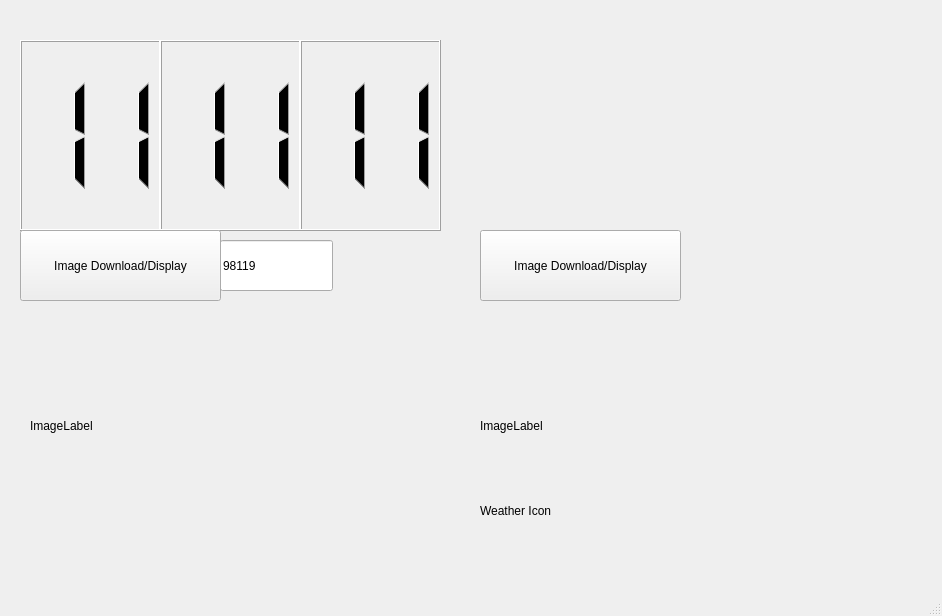
First picture: the form in DashboardApp/multifunctionaldashboard.ui, repository chrismoroney/Seattle-Pacific-University-CSC-3220, before the edit.
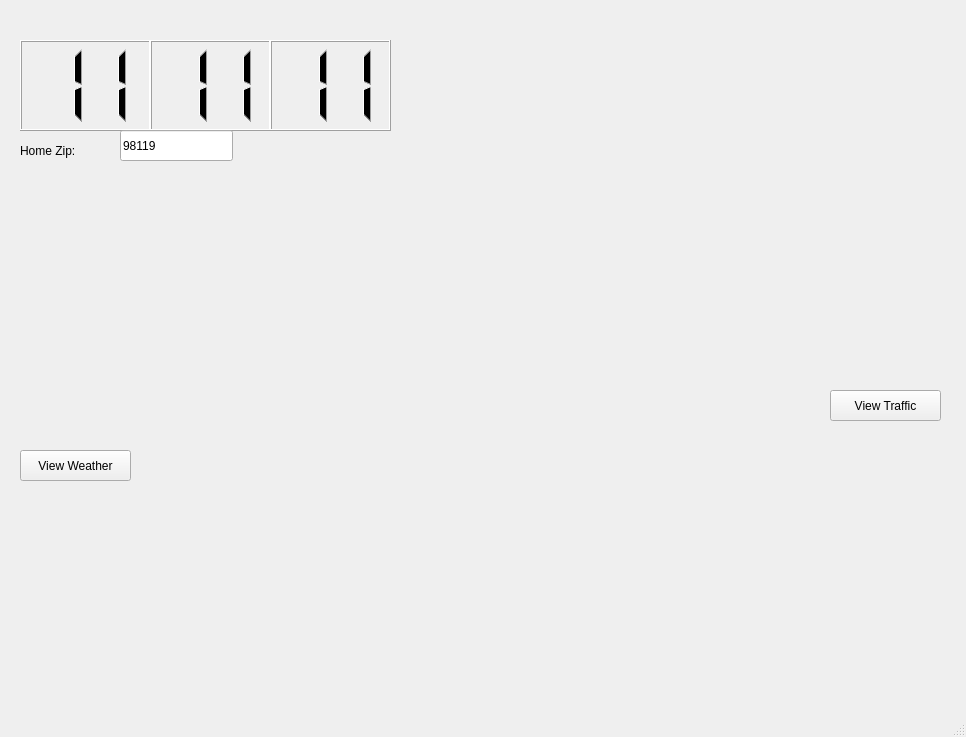
Second picture: the form after the edit.

Commit message: Added Images, made photo slides

What changed in the file:
```diff
--- a/DashboardApp/multifunctionaldashboard.ui
+++ b/DashboardApp/multifunctionaldashboard.ui
@@ -6,8 +6,8 @@
    <rect>
     <x>0</x>
     <y>0</y>
-    <width>942</width>
-    <height>616</height>
+    <width>966</width>
+    <height>737</height>
    </rect>
   </property>
   <property name="windowTitle">
@@ -19,8 +19,8 @@
      <rect>
       <x>20</x>
       <y>40</y>
-      <width>141</width>
-      <height>191</height>
+      <width>131</width>
+      <height>91</height>
      </rect>
     </property>
     <property name="digitCount">
@@ -33,10 +33,10 @@
    <widget class="QLCDNumber" name="minuteLCD">
     <property name="geometry">
      <rect>
-      <x>160</x>
+      <x>150</x>
       <y>40</y>
-      <width>141</width>
-      <height>191</height>
+      <width>121</width>
+      <height>91</height>
      </rect>
     </property>
     <property name="digitCount">
@@ -49,10 +49,10 @@
    <widget class="QLCDNumber" name="secondLCD">
     <property name="geometry">
      <rect>
-      <x>300</x>
+      <x>270</x>
       <y>40</y>
-      <width>141</width>
-      <height>191</height>
+      <width>121</width>
+      <height>91</height>
      </rect>
     </property>
     <property name="digitCount">
@@ -65,36 +65,36 @@
    <widget class="QPushButton" name="imageDownloadDisplay">
     <property name="geometry">
      <rect>
-      <x>20</x>
-      <y>230</y>
-      <width>201</width>
-      <height>71</height>
+      <x>830</x>
+      <y>390</y>
+      <width>111</width>
+      <height>31</height>
      </rect>
     </property>
     <property name="text">
-     <string>Image Download/Display</string>
+     <string>View Traffic</string>
     </property>
    </widget>
    <widget class="QLabel" name="imageLabel">
     <property name="geometry">
      <rect>
-      <x>30</x>
-      <y>310</y>
-      <width>421</width>
-      <height>231</height>
+      <x>660</x>
+      <y>10</y>
+      <width>281</width>
+      <height>361</height>
      </rect>
     </property>
     <property name="text">
-     <string>ImageLabel</string>
+     <string/>
     </property>
    </widget>
    <widget class="QLineEdit" name="zipEdit">
     <property name="geometry">
      <rect>
-      <x>220</x>
-      <y>240</y>
+      <x>120</x>
+      <y>130</y>
       <width>113</width>
-      <height>51</height>
+      <height>31</height>
      </rect>
     </property>
     <property name="text">
@@ -104,42 +104,138 @@
    <widget class="QPushButton" name="weatherDownloadButton">
     <property name="geometry">
      <rect>
-      <x>480</x>
-      <y>230</y>
-      <width>201</width>
-      <height>71</height>
+      <x>20</x>
+      <y>450</y>
+      <width>111</width>
+      <height>31</height>
      </rect>
     </property>
     <property name="text">
-     <string>Image Download/Display</string>
+     <string>View Weather</string>
     </property>
    </widget>
    <widget class="QLabel" name="weatherLabel">
     <property name="geometry">
      <rect>
-      <x>480</x>
-      <y>310</y>
-      <width>421</width>
-      <height>231</height>
+      <x>30</x>
+      <y>530</y>
+      <width>131</width>
+      <height>71</height>
      </rect>
     </property>
     <property name="text">
-     <string>ImageLabel</string>
+     <string/>
     </property>
    </widget>
    <widget class="QLabel" name="weatherIcon">
     <property name="geometry">
      <rect>
-      <x>480</x>
-      <y>470</y>
-      <width>171</width>
-      <height>81</height>
+      <x>180</x>
+      <y>540</y>
+      <width>91</width>
+      <height>51</height>
      </rect>
     </property>
     <property name="text">
-     <string>Weather Icon</string>
+     <string/>
     </property>
    </widget>
+   <widget class="QLabel" name="backgroundLabel">
+    <property name="geometry">
+     <rect>
+      <x>0</x>
+      <y>0</y>
+      <width>971</width>
+      <height>721</height>
+     </rect>
+    </property>
+    <property name="text">
+     <string/>
+    </property>
+   </widget>
+   <widget class="QLabel" name="photoSlide">
+    <property name="geometry">
+     <rect>
+      <x>30</x>
+      <y>190</y>
+      <width>251</width>
+      <height>261</height>
+     </rect>
+    </property>
+    <property name="text">
+     <string/>
+    </property>
+   </widget>
+   <widget class="QLabel" name="weatherLabel">
+    <property name="geometry">
+     <rect>
+      <x>180</x>
+      <y>600</y>
+      <width>91</width>
+      <height>21</height>
+     </rect>
+    </property>
+    <property name="text">
+     <string/>
+    </property>
+    <property name="alignment">
+     <set>Qt::AlignCenter</set>
+    </property>
+   </widget>
+   <widget class="QLabel" name="tempHiLabel">
+    <property name="geometry">
+     <rect>
+      <x>30</x>
+      <y>600</y>
+      <width>111</width>
+      <height>16</height>
+     </rect>
+    </property>
+    <property name="text">
+     <string/>
+    </property>
+   </widget>
+   <widget class="QLabel" name="tempLowLabel">
+    <property name="geometry">
+     <rect>
+      <x>30</x>
+      <y>620</y>
+      <width>111</width>
+      <height>16</height>
+     </rect>
+    </property>
+    <property name="text">
+     <string/>
+    </property>
+   </widget>
+   <widget class="QLabel" name="label">
+    <property name="geometry">
+     <rect>
+      <x>20</x>
+      <y>140</y>
+      <width>101</width>
+      <height>21</height>
+     </rect>
+    </property>
+    <property name="text">
+     <string>Home Zip:</string>
+    </property>
+   </widget>
+   <zorder>backgroundLabel</zorder>
+   <zorder>hourLCD</zorder>
+   <zorder>minuteLCD</zorder>
+   <zorder>secondLCD</zorder>
+   <zorder>imageDownloadDisplay</zorder>
+   <zorder>imageLabel</zorder>
+   <zorder>zipEdit</zorder>
+   <zorder>weatherDownloadButton</zorder>
+   <zorder>tempLabel</zorder>
+   <zorder>weatherIcon</zorder>
+   <zorder>photoSlide</zorder>
+   <zorder>weatherLabel</zorder>
+   <zorder>tempHiLabel</zorder>
+   <zorder>tempLowLabel</zorder>
+   <zorder>label</zorder>
   </widget>
   <widget class="QMenuBar" name="menubar">
    <property name="geometry">
```
Left out of the diff: 11 changed lines with no effect on the pictures. The commit also changes 15 other files.
